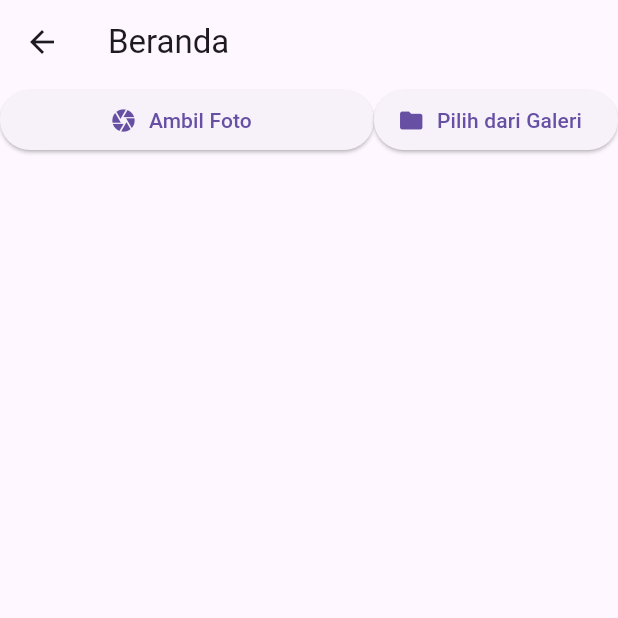
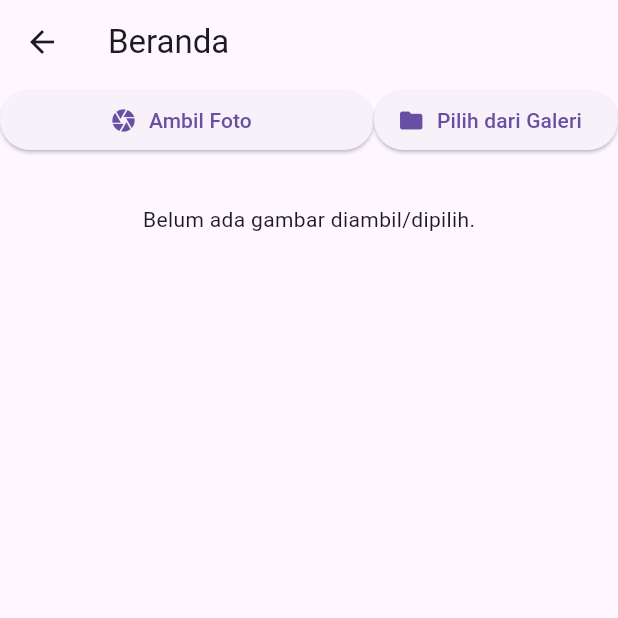
Before and after one commit to nauvalachid/CameraFile_0117, a Flutter app: the HomePage screen opened directly, on a phone screen of 412 x 824 dp, the top half of it. Run offline on Flutter 3.47's test engine with Material 3 defaults, Android fonts, the light colour scheme and no system bars; our stand-ins replace bloc, camera, flutter_bloc, image_picker, permission_handler.

Commit message:
Menambahkan fitur untuk menampilkan gambar yang diambil atau dipilih dari galeri, serta menambahkan opsi untuk menghapus gambar.

```diff
--- a/lib/home_page.dart
+++ b/lib/home_page.dart
@@ -51,7 +51,39 @@ class HomePage extends StatelessWidget {
                           .read<CameraBloc>()
                           .add(PickImageFromGallery()),
                     ),
-                  ]
+                  ],
+                ),
+                 const SizedBox(height: 20),
+                BlocBuilder<CameraBloc, CameraState>(
+                  builder: (context, state) {
+                    final imageFile =
+                        state is CameraReady ? state.imageFile : null;
+
+                    return imageFile != null
+                        ? Column(
+                            children: [
+                              Padding(
+                                padding: const EdgeInsets.all(8.0),
+                                child: Image.file(
+                                  imageFile,
+                                  width: double.infinity,
+                                ),
+                              ),
+                              Text('Gambar disimpan di: ${imageFile.path}'),
+                              ElevatedButton.icon(
+                                icon: const Icon(Icons.delete),
+                                label: const Text('Hapus Gambar'),
+                                onPressed: () => context
+                                    .read<CameraBloc>()
+                                    .add(DeleteImage()),
+                              ),
+                            ],
+                          )
+                         : const Padding(
+                            padding: EdgeInsets.all(12.0),
+                            child: Text('Belum ada gambar diambil/dipilih.'),
+                          );
+                  }
                 )
               ]
             );
```
